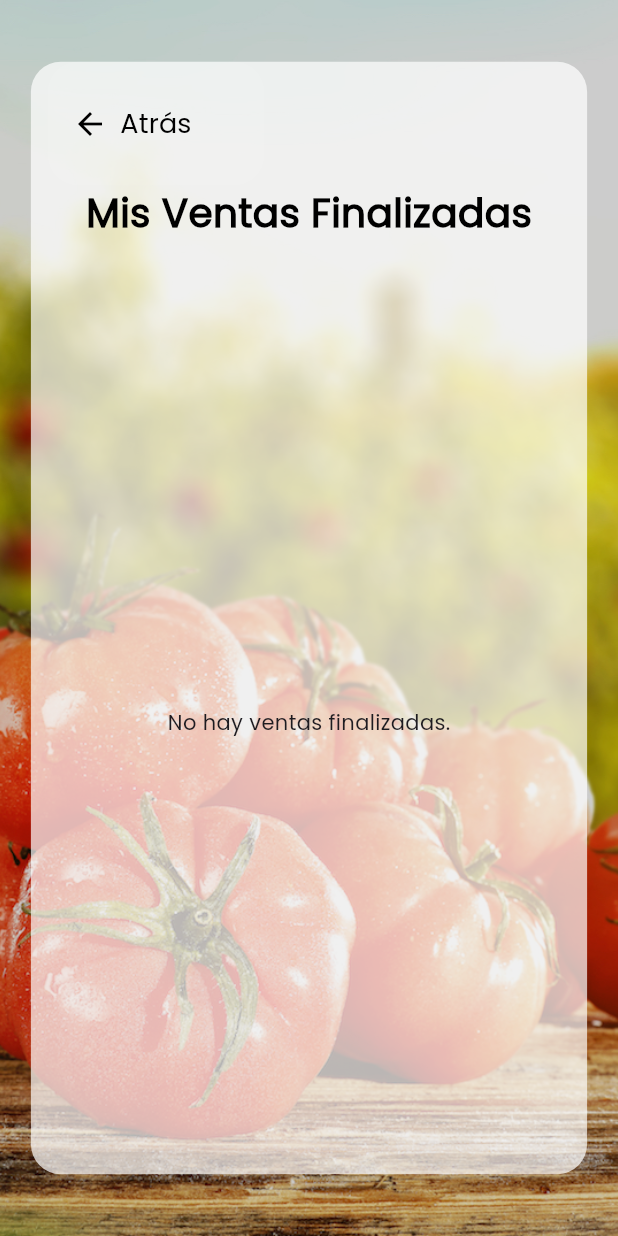
After one commit to santiortizm/Apptomaticos, a Flutter app: the MySales screen opened by its route, on a phone screen of 412 x 824 dp. The commit adds this screen. Run offline on Flutter 3.47's test engine with Material 3 defaults, Android fonts, the phone set to English and light mode, and no system bars; drawn by our look-alikes of auto_size_text; our stand-ins replace cached_network_image, device_info_plus, firebase_core, firebase_messaging, flutter_dotenv, go_router and 3 more; missing offline and left inert: cloudinary_url_gen; accounts and stored records are empty; network calls fail.

Commit message:
AppTomaticos 2.0.3

```diff
--- a/lib/core/widgets/drawer/custom_drawer.dart
+++ b/lib/core/widgets/drawer/custom_drawer.dart
@@ -60,7 +60,7 @@ class _CustomDrawerState extends State<CustomDrawer> {
       case 'Productor':
         return [
           _drawerItem(Icons.store, 'Mis Productos', context, '/myProducts'),
-          _drawerItem(Icons.add, 'Mis Ventas', context, '/agregarProducto'),
+          _drawerItem(Icons.add, 'Mis Ventas', context, '/mySales'),
           _drawerItem(
               Icons.add, 'Mis Contra Ofertas', context, '/myCouterOffers'),
           widget.cerrarSesion,
--- a/lib/presentation/router/app_router.dart
+++ b/lib/presentation/router/app_router.dart
@@ -11,6 +11,7 @@ import 'package:apptomaticos/presentation/screens/second_pages/second_pages_merc
 import 'package:apptomaticos/presentation/screens/second_pages/second_pages_merchant/purchase_page.dart';
 import 'package:apptomaticos/presentation/screens/second_pages/second_pages_merchant/shopping_merchant.dart';
 import 'package:apptomaticos/presentation/screens/second_pages/second_pages_producer/counter_offers_producer.dart';
+import 'package:apptomaticos/presentation/screens/second_pages/second_pages_producer/my_sales.dart';
 import 'package:apptomaticos/presentation/screens/second_pages/second_pages_producer/products_of_producer.dart';
 import 'package:apptomaticos/presentation/screens/second_pages/second_pages_trucker/my_transports.dart';
 import 'package:apptomaticos/presentation/screens/second_pages/second_pages_trucker/transport_status.dart';
@@ -53,6 +54,10 @@ class AppRouter {
       GoRoute(
         path: '/myCouterOffers',
         builder: (context, state) => const CounterOffersProducer(),
+      ),
+      GoRoute(
+        path: '/mySales',
+        builder: (context, state) => MySales(),
       ),
       GoRoute(
         path: '/purchase',
--- /dev/null
+++ b/lib/presentation/screens/second_pages/second_pages_producer/my_sales.dart
@@ -0,0 +1,172 @@
+import 'package:apptomaticos/core/models/buy_model.dart';
+import 'package:apptomaticos/core/services/buy_service.dart';
+import 'package:apptomaticos/core/services/product_service.dart';
+import 'package:apptomaticos/core/widgets/cards/custom_card_sale_producer.dart';
+import 'package:apptomaticos/core/widgets/custom_button.dart';
+import 'package:apptomaticos/presentation/themes/app_theme.dart';
+import 'package:auto_size_text/auto_size_text.dart';
+import 'package:flutter/material.dart';
+import 'package:go_router/go_router.dart';
+import 'package:supabase_flutter/supabase_flutter.dart';
+
+class MySales extends StatefulWidget {
+  const MySales({super.key});
+
+  @override
+  State<MySales> createState() => _MySalesState();
+}
+
+class _MySalesState extends State<MySales> {
+  final BuyService buyService =
+      BuyService(ProductService(Supabase.instance.client));
+  late Future<List<Buy>> completedSalesFuture;
+
+  @override
+  void initState() {
+    super.initState();
+    _fetchSales();
+  }
+
+  void _fetchSales() {
+    setState(() {
+      completedSalesFuture = buyService.fetchCompletedSalesForProducer();
+    });
+  }
+
+  @override
+  Widget build(BuildContext context) {
+    final size = MediaQuery.of(context).size;
+
+    return Scaffold(
+      body: SafeArea(
+        child: Stack(
+          children: [
+            // Fondo de pantalla
+            Container(
+              width: size.width,
+              height: size.height,
+              decoration: const BoxDecoration(
+                image: DecorationImage(
+                  image: AssetImage('assets/images/fondo_2.jpg'),
+                  fit: BoxFit.cover,
+                ),
+              ),
+              child: Container(color: Colors.black.withOpacity(0.2)),
+            ),
+            Padding(
+              padding: EdgeInsets.symmetric(horizontal: size.width * 0.05),
+              child: Center(
+                child: Container(
+                  width: size.width,
+                  height: size.height * 0.9,
+                  decoration: BoxDecoration(
+                    color: Colors.white.withOpacity(0.7),
+                    borderRadius: BorderRadius.circular(20),
+                  ),
+                  child: Column(
+                    children: [
+                      // Botón Atrás
+                      Align(
+                        alignment: const Alignment(-0.9, 0),
+                        child: SizedBox(
+                          width: size.width * 0.35,
+                          child: CustomButton(
+                            onPressed: () => GoRouter.of(context).go('/menu'),
+                            color: Colors.white.withOpacity(0.05),
+                            border: 20,
+                            width: 0.2,
+                            height: 0.1,
+                            elevation: 0,
+                            colorBorder: Colors.transparent,
+                            sizeBorder: 0,
+                            child: Row(
+                              children: [
+                                const Icon(Icons.arrow_back,
+                                    color: Colors.black),
+                                SizedBox(width: size.width * 0.02),
+                                AutoSizeText(
+                                  'Atrás',
+                                  maxFontSize: 18,
+                                  minFontSize: 14,
+                                  maxLines: 1,
+                                  style: temaApp.textTheme.titleSmall!.copyWith(
+                                    fontSize: 18,
+                                    color: Colors.black,
+                                  ),
+                                ),
+                              ],
+                            ),
+                          ),
+                        ),
+                      ),
+                      Padding(
+                        padding: const EdgeInsets.only(bottom: 20.0),
+                        child: AutoSizeText(
+                          'Mis Ventas Finalizadas',
+                          maxFontSize: 26,
+                          minFontSize: 18,
+                          maxLines: 1,
+                          style: temaApp.textTheme.titleSmall!.copyWith(
+                            fontSize: 26,
+                            color: Colors.black,
+                            fontWeight: FontWeight.w700,
+                          ),
+                        ),
+                      ),
+                      Expanded(
+                        child: FutureBuilder<List<Buy>>(
+                          future: completedSalesFuture,
+                          builder: (context, snapshot) {
+                            if (snapshot.connectionState ==
+                                ConnectionState.waiting) {
+                              return const Center(
+                                  child: CircularProgressIndicator());
+                            }
+                            if (snapshot.hasError) {
+                              return Center(
+                                  child: Text('Error: ${snapshot.error}'));
+                            }
+                            if (snapshot.data == null ||
+                                snapshot.data!.isEmpty) {
+                              return const Center(
+                                  child: Text('No hay ventas finalizadas.'));
+                            }
+
+                            final sales = snapshot.data!;
+
+                            return RefreshIndicator(
+                              onRefresh: () async => _fetchSales(),
+                              child: ListView.builder(
+                                padding: EdgeInsets.symmetric(
+                                    horizontal: size.width * 0.05),
+                                itemCount: sales.length,
+                                itemBuilder: (context, index) {
+                                  final sale = sales[index];
+
+                                  return Padding(
+                                    padding: const EdgeInsets.only(bottom: 8.0),
+                                    child: CustomCardSaleProducer(
+                                      imagen: sale.imagenProducto,
+                                      nombreProducto: sale.nombreProducto,
+                                      fechaCompra: sale.fecha.toString(),
+                                      total: sale.total.toString(),
+                                      cantidad: sale.cantidad.toString(),
+                                    ),
+                                  );
+                                },
+                              ),
+                            );
+                          },
+                        ),
+                      ),
+                    ],
+                  ),
+                ),
+              ),
+            )
+          ],
+        ),
+      ),
+    );
+  }
+}
--- a/lib/presentation/themes/app_theme.dart
+++ b/lib/presentation/themes/app_theme.dart
@@ -27,6 +27,9 @@ final temaApp = ThemeData(
       borderRadius: BorderRadius.all(Radius.circular(16.0)),
     ),
   ),
+  dialogTheme: const DialogTheme(
+    backgroundColor: Color.fromARGB(255, 255, 255, 255),
+  ),
   textTheme: const TextTheme(
     //Tipo de letra portada
     titleMedium: TextStyle(
```
Also changed, not shown: lib/auth_app.dart (+28 -13 lines), lib/core/models/add_product_model.dart (+51 -5 lines), lib/core/services/buy_service.dart (+21 -0 lines), lib/core/widgets/cards/custom_card_products.dart (+80 -10 lines), lib/core/widgets/cards/custom_card_products_producer.dart (+8 -7 lines), lib/core/widgets/cards/custom_card_sale_producer.dart (added, +155 -0 lines), lib/core/widgets/cards/custom_card_transport.dart (+6 -1 lines), lib/main.dart (+10 -0 lines), lib/presentation/screens/login/login_widget.dart (+7 -25 lines), lib/presentation/screens/products/buy_product_page.dart (+23 -23 lines), lib/presentation/screens/products/listview_products.dart (+12 -28 lines), lib/presentation/screens/second_pages/second_pages_merchant/payment_alternatives.dart (+20 -20 lines), pubspec.yaml (+4 -3 lines), assets/images/vender.png (added), 1 more files, 8 other files.
